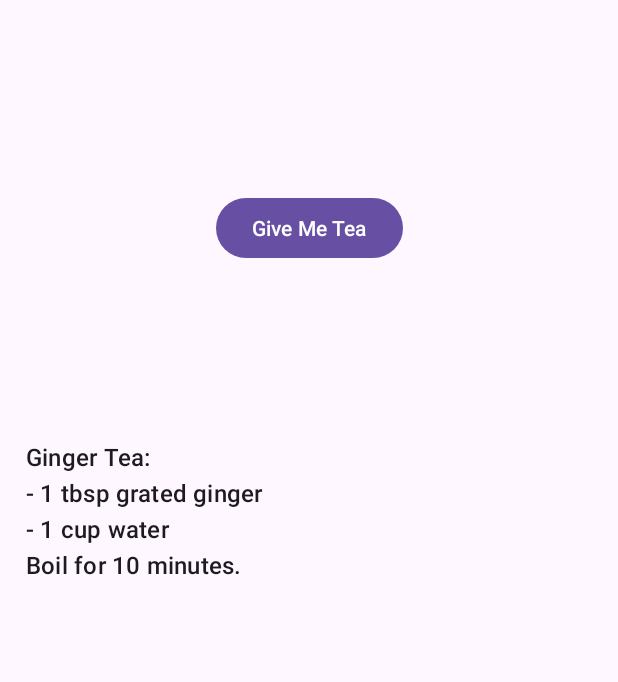
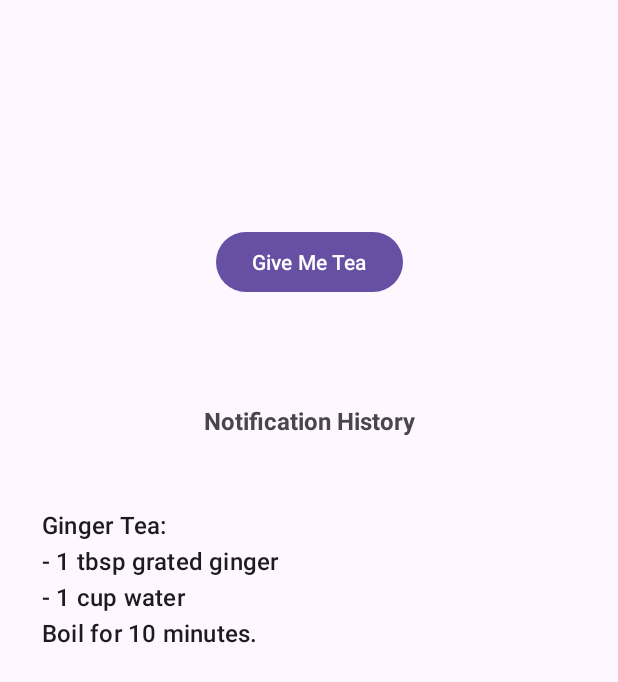
Before and after one commit to VCNMB-Classwork/opsc-ice-task-2-2024-lisan-al-gaib, an Android app: the screen it shows after launch (MainActivity), after a tap on "Give Me Tea", on a phone screen of 412 x 824 dp. Shown: the top 682 px of the screen. Run offline under Robolectric (Android 15) with nearby library versions, the phone set to English and light mode, and no system bars.

Commit message:
xaml and recyclerview changes

```diff
--- a/app/src/main/java/com/st10079970/st10079970_opsc_ice_3/MainActivity.kt
+++ b/app/src/main/java/com/st10079970/st10079970_opsc_ice_3/MainActivity.kt
@@ -24,6 +24,8 @@ class MainActivity : AppCompatActivity() {
     private val REQUEST_CODE_NOTIFICATION_PERMISSION = 1
     private lateinit var notificationDatabaseHelper: NotificationDatabaseHelper
     private lateinit var notificationAdapter: NotificationAdapter
+    private lateinit var recyclerView: RecyclerView
+    private lateinit var notificationRecyclerView: RecyclerView
 
     override fun onCreate(savedInstanceState: Bundle?) {
         super.onCreate(savedInstanceState)
@@ -31,15 +33,18 @@ class MainActivity : AppCompatActivity() {
 
         // Initialize NotificationDatabaseHelper
         notificationDatabaseHelper = NotificationDatabaseHelper(this)
-
         // Initialize RecyclerView
-        val notificationRecyclerView = findViewById<RecyclerView>(R.id.rvNotificationHistory)
-        notificationRecyclerView.layoutManager = LinearLayoutManager(this)
+        notificationRecyclerView = findViewById(R.id.rvNotificationHistory)
+        val layoutManager = LinearLayoutManager(this)
+        layoutManager.reverseLayout = true // Reverse the order of items
+        layoutManager.stackFromEnd = true // Ensure new items are added at the top
+        notificationRecyclerView.layoutManager = layoutManager
         notificationAdapter = NotificationAdapter(emptyList())
         notificationRecyclerView.adapter = notificationAdapter
+        createNotificationChannel()
 
         // Load notification history on start
-        loadNotificationHistory()
+        //loadNotificationHistory()
 
         // Set up the notification channel
         createNotificationChannel()
--- a/app/src/main/res/layout/activity_main.xml
+++ b/app/src/main/res/layout/activity_main.xml
@@ -21,14 +21,28 @@
 
     <androidx.recyclerview.widget.RecyclerView
         android:id="@+id/rvNotificationHistory"
-        android:layout_width="0dp"
+        android:layout_width="388dp"
         android:layout_height="0dp"
         android:layout_marginStart="1dp"
         android:layout_marginEnd="1dp"
-        android:layout_marginBottom="1dp"
+        android:layout_marginBottom="24dp"
         app:layout_constraintBottom_toBottomOf="parent"
         app:layout_constraintEnd_toEndOf="parent"
         app:layout_constraintStart_toStartOf="parent"
-        app:layout_constraintTop_toBottomOf="@+id/btnTeaNotification" />
+        app:layout_constraintTop_toBottomOf="@+id/textView" />
+
+    <TextView
+        android:id="@+id/textView"
+        android:layout_width="wrap_content"
+        android:layout_height="wrap_content"
+        android:layout_marginTop="269dp"
+        android:layout_marginBottom="47dp"
+        android:text="Notification History"
+        android:textSize="16sp"
+        android:textStyle="bold"
+        app:layout_constraintBottom_toTopOf="@+id/rvNotificationHistory"
+        app:layout_constraintEnd_toEndOf="parent"
+        app:layout_constraintStart_toStartOf="parent"
+        app:layout_constraintTop_toTopOf="parent" />
 
 </androidx.constraintlayout.widget.ConstraintLayout>
```
